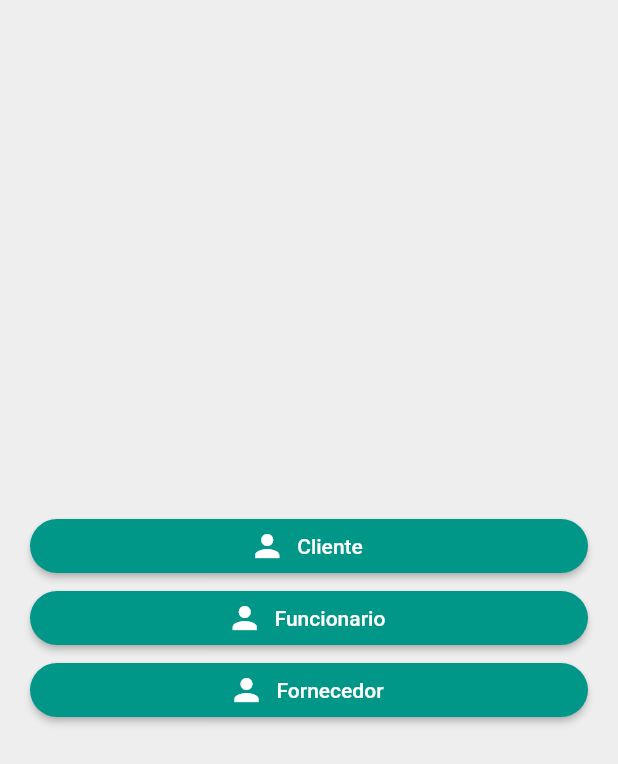
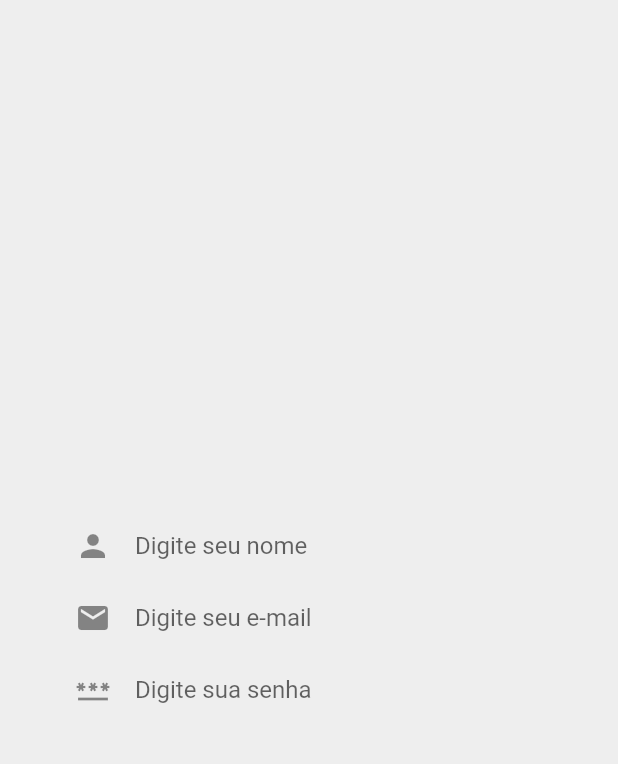
Before and after one commit to magalhaesmth/interfaces-flutter, a Flutter app: the screen it shows after launch, after a tap on "Cliente", on a phone screen of 412 x 824 dp. Shown: the top 764 px of the screen. Run offline on Flutter 3.47's test engine with Material 2 defaults, Android fonts, the phone set to English and light mode, and no system bars.

Commit message:
Funcionando agora

```diff
--- a/lib/components/interface4.dart
+++ b/lib/components/menuCampos.dart
@@ -1,14 +1,14 @@
 import 'package:flutter/material.dart';
 
-class Interface4 extends StatefulWidget {
-  const Interface4({Key? key, required this.title}) : super(key: key);
+class MenuCampos extends StatefulWidget {
+  const MenuCampos({Key? key, required this.title}) : super(key: key);
   final String title;
 
   @override
-  State<Interface4> createState() => _Interface4();
+  State<MenuCampos> createState() => _MenuCampos();
 }
 
-class _Interface4 extends State<Interface4> {
+class _MenuCampos extends State<MenuCampos> {
   @override
   Widget build(BuildContext context) {
     return Scaffold(
@@ -23,7 +23,7 @@ class _Interface4 extends State<Interface4> {
                   'Digite seu nome', Icon(Icons.person), TextInputType.text),
               criarInput('Digite seu e-mail', Icon(Icons.mail),
                   TextInputType.emailAddress),
-              criarInput('Digite seu e-mail', Icon(Icons.password),
+              criarInput('Digite sua senha', Icon(Icons.password),
                   TextInputType.visiblePassword),
             ],
           ),
--- a/lib/main.dart
+++ b/lib/main.dart
@@ -1,6 +1,5 @@
 import 'package:flutter/material.dart';
-import 'package:flutter_application_1/components/interface1.dart';
-import 'package:flutter_application_1/components/interface2.dart';
+import 'package:flutter_application_1/components/menuCampos.dart';
 
 void main() {
   runApp(const MyApp());
@@ -12,13 +11,26 @@ class MyApp extends StatelessWidget {
   @override
   Widget build(BuildContext context) {
     return MaterialApp(
-      debugShowCheckedModeBanner: false,
-      title: 'Flutter Demo',
-      theme: ThemeData(
-        primarySwatch: Colors.pink,
-      ),
-      home: const Interface2(title: 'Primeira Interface'),
-    );
+        debugShowCheckedModeBanner: false,
+        title: 'Flutter Demo',
+        theme: ThemeData(
+          primarySwatch: Colors.teal,
+        ),
+        routes: {
+          '/': (context) => MyHomePage(title: 'Projeto'),
+          '/menu': (context) => const MenuCampos(
+                title: 'Menu de Campos',
+              ),
+          /*  '/interface2': (context) => const Interface2(
+                title: 'Segunda Interface',
+              ),
+          '/interface3': (context) => const Interface3(
+                title: 'Terceira Interface',
+              ),
+          '/interface4': (context) => const Interface4(
+                title: 'Quarta Interface',
+             )*/
+        });
   }
 }
 
@@ -50,7 +62,9 @@ class _MyHomePageState extends State<MyHomePage> {
                   ),
                   label: const Text('Cliente'),
                   icon: const Icon(Icons.person),
-                  onPressed: () {},
+                  onPressed: () {
+                    Navigator.popAndPushNamed(context, '/menu');
+                  },
                 ),
               ),
               SizedBox(
```
Also changed, not shown: pubspec.lock.
